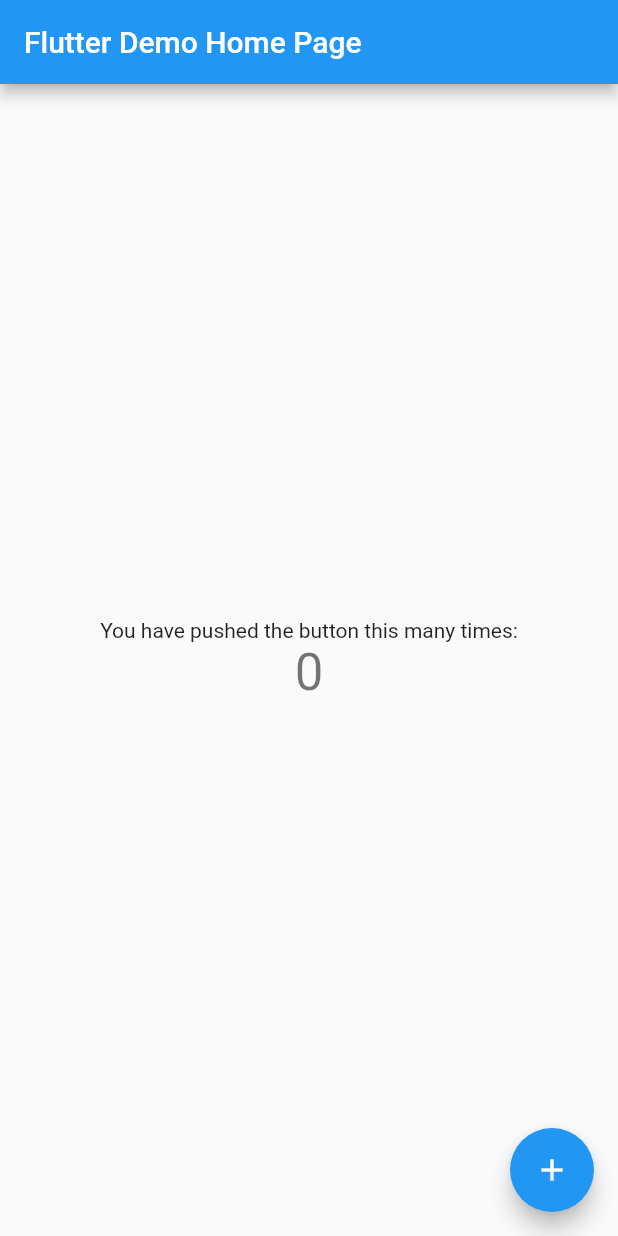
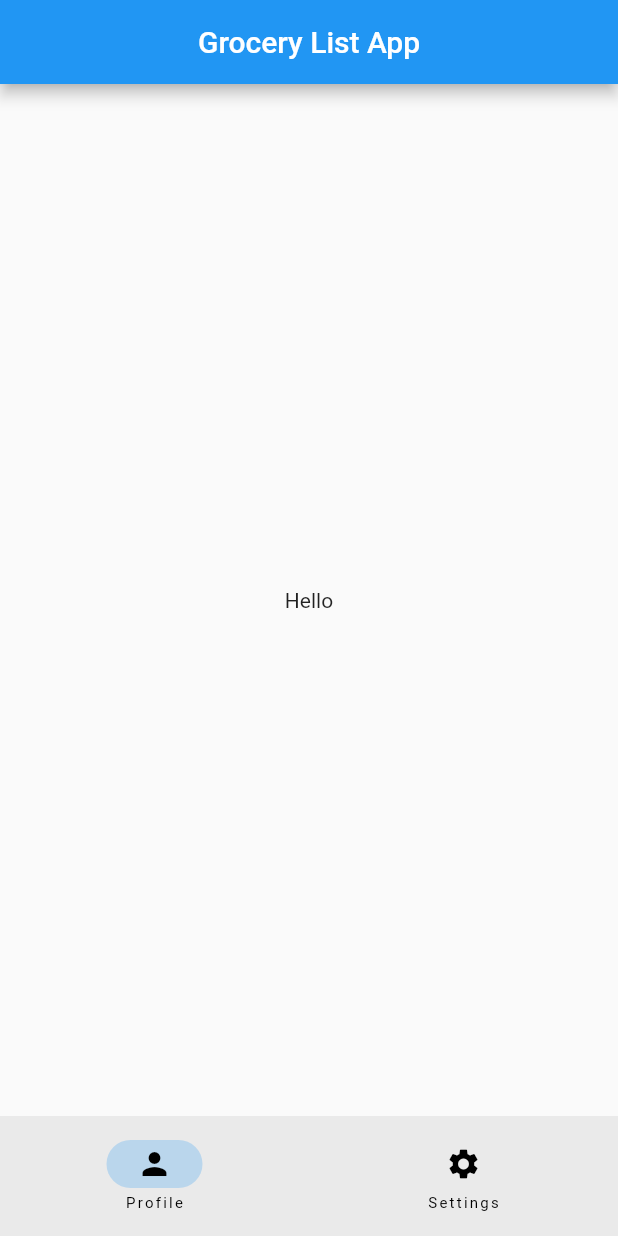
Before and after one commit to mazinalismaili/Grocery-App, a Flutter app: the screen it shows after launch, on a phone screen of 412 x 824 dp. Run offline on Flutter 3.47's test engine with Material 2 defaults, Android fonts, the phone set to English and light mode, and no system bars.

Commit message:
updating main.dart file

```diff
--- a/lib/main.dart
+++ b/lib/main.dart
@@ -1,115 +1,25 @@
 import 'package:flutter/material.dart';
 
+
 void main() {
-  runApp(const MyApp());
+runApp(const MaterialApp(
+  home: HomeScreen(),
+));
 }
+class HomeScreen extends StatelessWidget {
+  const HomeScreen({super.key});
 
-class MyApp extends StatelessWidget {
-  const MyApp({super.key});
-
-  // This widget is the root of your application.
   @override
   Widget build(BuildContext context) {
-    return MaterialApp(
-      title: 'Flutter Demo',
-      theme: ThemeData(
-        // This is the theme of your application.
-        //
-        // Try running your application with "flutter run". You'll see the
-        // application has a blue toolbar. Then, without quitting the app, try
-        // changing the primarySwatch below to Colors.green and then invoke
-        // "hot reload" (press "r" in the console where you ran "flutter run",
-        // or simply save your changes to "hot reload" in a Flutter IDE).
-        // Notice that the counter didn't reset back to zero; the application
-        // is not restarted.
-        primarySwatch: Colors.blue,
+    return Scaffold(
+      appBar: AppBar(title: Center(child:Text('Grocery List App'),)),
+      body: Center(child: Text('Hello'),),
+      bottomNavigationBar: NavigationBar(
+        destinations: const [
+          NavigationDestination(icon: Icon(Icons.person), label: 'Profile'),
+          NavigationDestination(icon: Icon(Icons.settings), label: 'Settings')
+        ],
       ),
-      home: const MyHomePage(title: 'Flutter Demo Home Page'),
     );
   }
 }
-
-class MyHomePage extends StatefulWidget {
-  const MyHomePage({super.key, required this.title});
-
-  // This widget is the home page of your application. It is stateful, meaning
-  // that it has a State object (defined below) that contains fields that affect
-  // how it looks.
-
-  // This class is the configuration for the state. It holds the values (in this
-  // case the title) provided by the parent (in this case the App widget) and
-  // used by the build method of the State. Fields in a Widget subclass are
-  // always marked "final".
-
-  final String title;
-
-  @override
-  State<MyHomePage> createState() => _MyHomePageState();
-}
-
-class _MyHomePageState extends State<MyHomePage> {
-  int _counter = 0;
-
-  void _incrementCounter() {
-    setState(() {
-      // This call to setState tells the Flutter framework that something has
-      // changed in this State, which causes it to rerun the build method below
-      // so that the display can reflect the updated values. If we changed
-      // _counter without calling setState(), then the build method would not be
-      // called again, and so nothing would appear to happen.
-      _counter++;
-    });
-  }
-
-  @override
-  Widget build(BuildContext context) {
-    // This method is rerun every time setState is called, for instance as done
-    // by the _incrementCounter method above.
-    //
-    // The Flutter framework has been optimized to make rerunning build methods
-    // fast, so that you can just rebuild anything that needs updating rather
-    // than having to individually change instances of widgets.
-    return Scaffold(
-      appBar: AppBar(
-        // Here we take the value from the MyHomePage object that was created by
-        // the App.build method, and use it to set our appbar title.
-        title: Text(widget.title),
-      ),
-      body: Center(
-        // Center is a layout widget. It takes a single child and positions it
-        // in the middle of the parent.
-        child: Column(
-          // Column is also a layout widget. It takes a list of children and
-          // arranges them vertically. By default, it sizes itself to fit its
-          // children horizontally, and tries to be as tall as its parent.
-          //
-          // Invoke "debug painting" (press "p" in the console, choose the
-          // "Toggle Debug Paint" action from the Flutter Inspector in Android
-          // Studio, or the "Toggle Debug Paint" command in Visual Studio Code)
-          // to see the wireframe for each widget.
-          //
-          // Column has various properties to control how it sizes itself and
-          // how it positions its children. Here we use mainAxisAlignment to
-          // center the children vertically; the main axis here is the vertical
-          // axis because Columns are vertical (the cross axis would be
-          // horizontal).
-          mainAxisAlignment: MainAxisAlignment.center,
-          children: <Widget>[
-            const Text(
-              'You have pushed the button this many times:',
-            ),
-            Text(
-              '$_counter',
-              style: Theme.of(context).textTheme.headlineMedium,
-            ),
-          ],
-        ),
-      ),
-      floatingActionButton: FloatingActionButton(
-        onPressed: _incrementCounter,
-        tooltip: 'Increment',
-        child: const Icon(Icons.add),
-      ), // This trailing comma makes auto-formatting nicer for build methods.
-    );
-  }
-}
```
Also changed, not shown: 1 other file.
